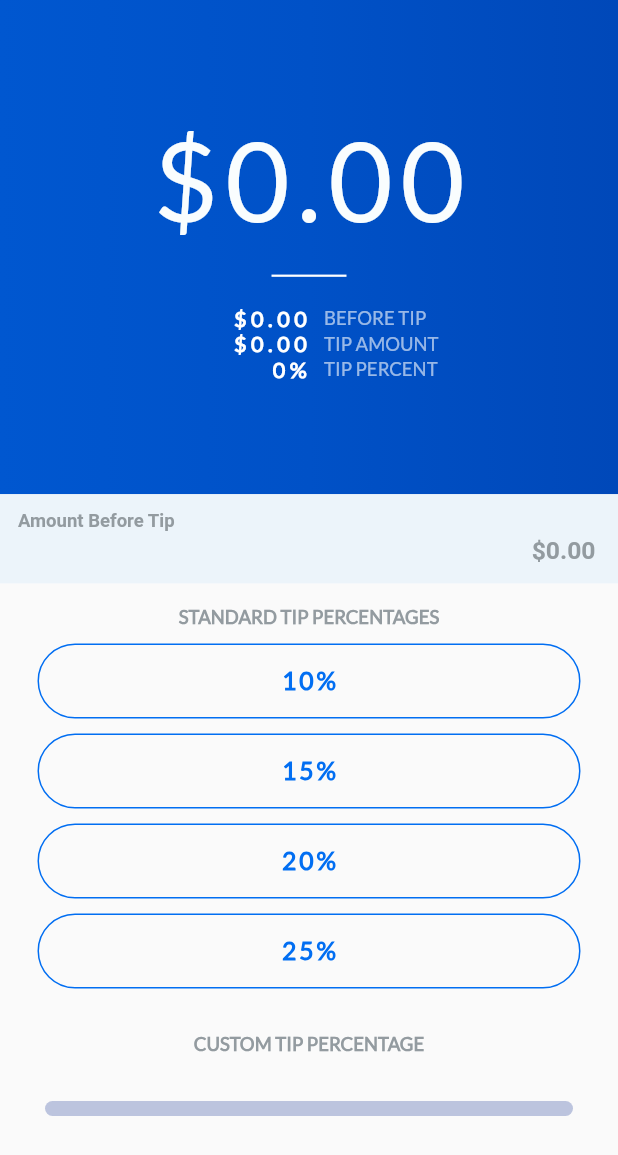
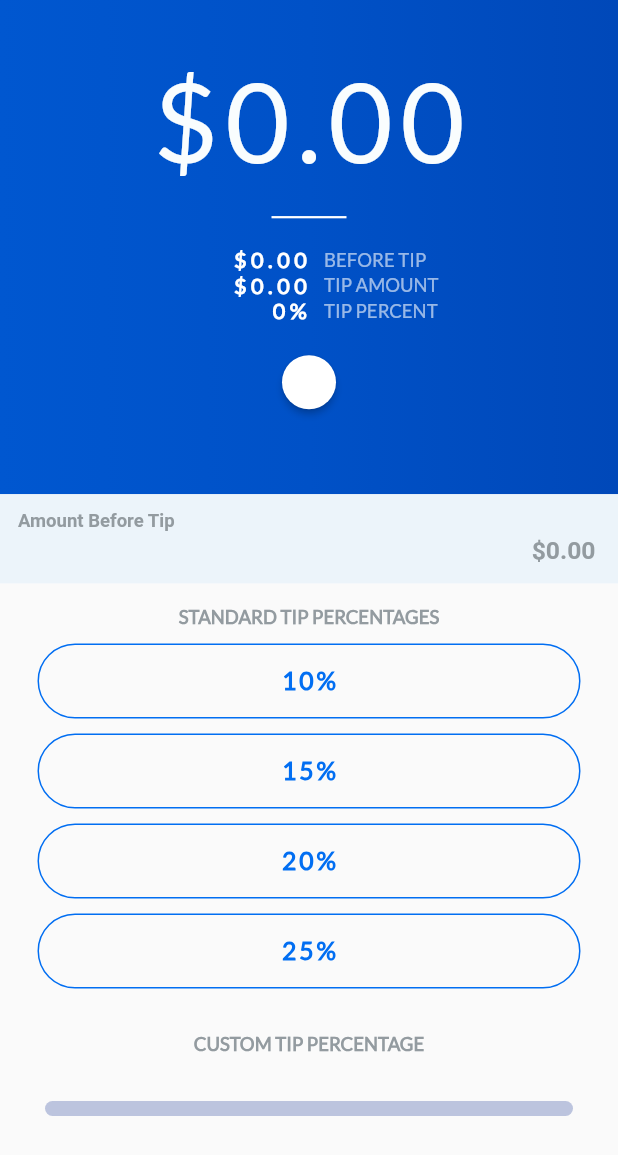
Before and after one commit to agileronin/tip-calculator, a Flutter app: the screen it shows after launch, on a phone screen of 412 x 824 dp. Shown: the top 1155 px of the screen. Run offline on Flutter 3.47's test engine with Material 2 defaults, Android fonts, the phone set to English and light mode, and no system bars; our stand-ins replace flutter_masked_text.

Commit message:
chore: display cleanup
Cleanup app display.

```diff
--- a/lib/widgets/calculation_display/calculation_display.dart
+++ b/lib/widgets/calculation_display/calculation_display.dart
@@ -46,7 +46,19 @@ class CalculationDisplay extends StatelessWidget {
       child: Center(
         child: Column(
           mainAxisAlignment: MainAxisAlignment.center,
-          children: children
+          children: [
+            ...children,
+            Container(
+              padding: EdgeInsets.all(15.0),
+              alignment: Alignment.bottomCenter,
+              child: RawMaterialButton(
+                fillColor: Colors.white,
+                shape: CircleBorder(),
+                elevation: 2.0,
+                onPressed: () {},
+              ),
+            )
+          ],
         ),
       ),
     );
```
